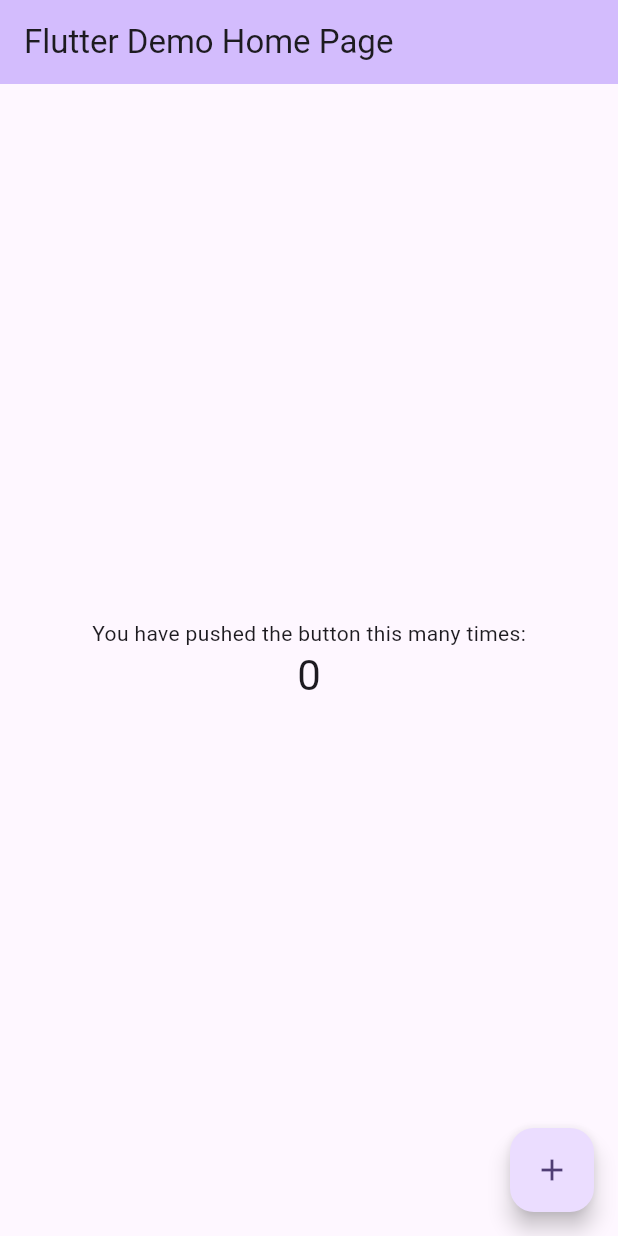
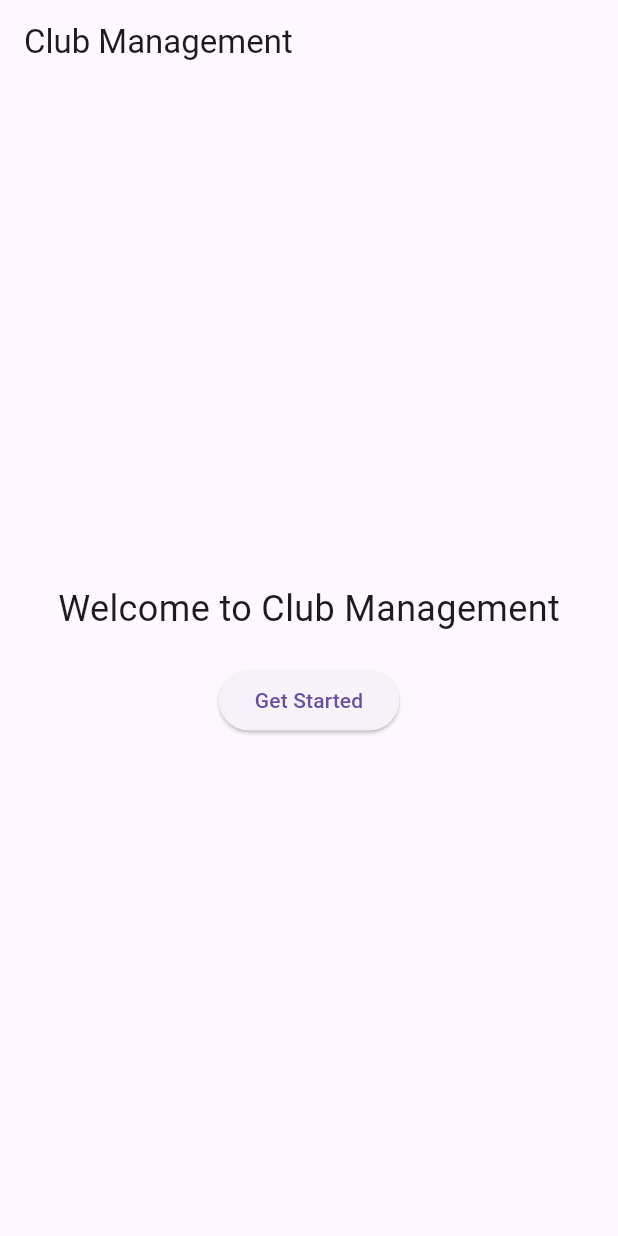
Before and after one commit to chamodlw/club_management, a Flutter app: the screen it shows after launch, on a phone screen of 412 x 824 dp. Run offline on Flutter 3.47's test engine with Material 3 defaults, Android fonts, the phone set to English and light mode, and no system bars; our stand-ins replace flutter_local_notifications, permission_handler.

Commit message:
add notification to app

```diff
--- a/lib/main.dart
+++ b/lib/main.dart
@@ -1,99 +1,66 @@
 import 'package:flutter/material.dart';
+import 'package:club_management/pages/homepage.dart';
+import 'package:flutter_local_notifications/flutter_local_notifications.dart';
+import 'package:permission_handler/permission_handler.dart';
 
-void main() {
+final FlutterLocalNotificationsPlugin flutterLocalNotificationsPlugin =
+FlutterLocalNotificationsPlugin();
+
+final GlobalKey<NavigatorState> navigatorKey = GlobalKey<NavigatorState>();
+
+void main() async {
+  WidgetsFlutterBinding.ensureInitialized();
+
+  // Start the app to provide context for dialogs
   runApp(const MyApp());
+
+  // Request notification permission after app is running
+  await requestNotificationPermission();
+
+  const AndroidInitializationSettings initializationSettingsAndroid =
+  AndroidInitializationSettings('@mipmap/ic_launcher');
+  const InitializationSettings initializationSettings =
+  InitializationSettings(android: initializationSettingsAndroid);
+  await flutterLocalNotificationsPlugin.initialize(initializationSettings);
 }
 
 class MyApp extends StatelessWidget {
   const MyApp({super.key});
 
-  // This widget is the root of your application.
   @override
   Widget build(BuildContext context) {
     return MaterialApp(
-      title: 'Flutter Demo',
-      theme: ThemeData(
-
-        colorScheme: ColorScheme.fromSeed(seedColor: Colors.deepPurple),
-        useMaterial3: true,
-      ),
-      home: const MyHomePage(title: 'Flutter Demo Home Page'),
+      navigatorKey: navigatorKey, // Needed to show dialog before context exists
+      debugShowCheckedModeBanner: false,
+      title: 'Club Management',
+      home: const Homepage(),
     );
   }
 }
 
-class MyHomePage extends StatefulWidget {
-  const MyHomePage({super.key, required this.title});
+Future<void> requestNotificationPermission() async {
+  final status = await Permission.notification.status;
 
-  // This widget is the home page of your application. It is stateful, meaning
-  // that it has a State object (defined below) that contains fields that affect
-  // how it looks.
-
-  // This class is the configuration for the state. It holds the values (in this
-  // case the title) provided by the parent (in this case the App widget) and
-  // used by the build method of the State. Fields in a Widget subclass are
-  // always marked "final".
-
-  final String title;
-
-  @override
-  State<MyHomePage> createState() => _MyHomePageState();
-}
-
-class _MyHomePageState extends State<MyHomePage> {
-  int _counter = 0;
-
-  void _incrementCounter() {
-    setState(() {
-      // This call to setState tells the Flutter framework that something has
-      // changed in this State, which causes it to rerun the build method below
-      // so that the display can reflect the updated values. If we changed
-      // _counter without calling setState(), then the build method would not be
-      // called again, and so nothing would appear to happen.
-      _counter++;
-    });
-  }
-
-  @override
-  Widget build(BuildContext context) {
-    // This method is rerun every time setState is called, for instance as done
-    // by the _incrementCounter method above.
-    //
-    // The Flutter framework has been optimized to make rerunning build methods
-    // fast, so that you can just rebuild anything that needs updating rather
-    // than having to individually change instances of widgets.
-    return Scaffold(
-      appBar: AppBar(
-        // TRY THIS: Try changing the color here to a specific color (to
-        // Colors.amber, perhaps?) and trigger a hot reload to see the AppBar
-        // change color while the other colors stay the same.
-        backgroundColor: Theme.of(context).colorScheme.inversePrimary,
-        // Here we take the value from the MyHomePage object that was created by
-        // the App.build method, and use it to set our appbar title.
-        title: Text(widget.title),
+  if (status.isDenied) {
+    await Permission.notification.request();
+  } else if (status.isPermanentlyDenied) {
+    await showDialog(
+      context: navigatorKey.currentContext!,
+      builder: (context) => AlertDialog(
+        title: const Text('Enable Notifications'),
+        content: const Text(
+          'Notifications are disabled. Please enable them in settings.',
+        ),
+        actions: [
+          TextButton(
+            onPressed: () {
+              openAppSettings(); // Opens device app settings
+              Navigator.of(context).pop();
+            },
+            child: const Text('Open Settings'),
+          ),
+        ],
       ),
-      body: Center(
-        // Center is a layout widget. It takes a single child and positions it
-        // in the middle of the parent.
-        child: Column(
-
-          mainAxisAlignment: MainAxisAlignment.center,
-          children: <Widget>[
-            const Text(
-              'You have pushed the button this many times:',
-            ),
-            Text(
-              '$_counter',
-              style: Theme.of(context).textTheme.headlineMedium,
-            ),
-          ],
-        ),
-      ),
-      floatingActionButton: FloatingActionButton(
-        onPressed: _incrementCounter,
-        tooltip: 'Increment',
-        child: const Icon(Icons.add),
-      ), // This trailing comma makes auto-formatting nicer for build methods.
     );
   }
 }
--- /dev/null
+++ b/lib/pages/homepage.dart
@@ -0,0 +1,37 @@
+import 'package:flutter/material.dart';
+
+class Homepage extends StatefulWidget {
+  const Homepage({super.key});
+
+  @override
+  State<Homepage> createState() => _HomepageState();
+}
+
+class _HomepageState extends State<Homepage> {
+  @override
+  Widget build(BuildContext context) {
+    return Scaffold(
+      appBar: AppBar(
+        title: const Text('Club Management'),
+      ),
+      body: Center(
+        child: Column(
+          mainAxisAlignment: MainAxisAlignment.center,
+          children: [
+            const Text(
+              'Welcome to Club Management',
+              style: TextStyle(fontSize: 24),
+            ),
+            const SizedBox(height: 20),
+            ElevatedButton(
+              onPressed: () {
+                // Add your button action here
+              },
+              child: const Text('Get Started'),
+            ),
+          ],
+        ),
+      ),
+    );
+  }
+}
```
Also changed, not shown: pubspec.yaml (+4 -67 lines), pubspec.lock, 2 other files.
